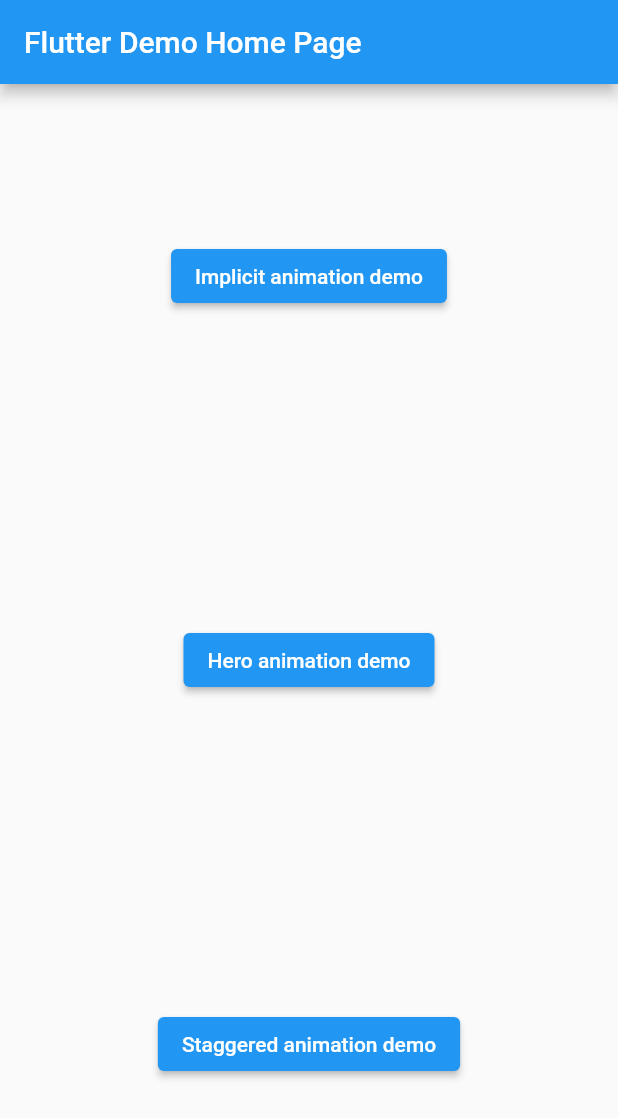
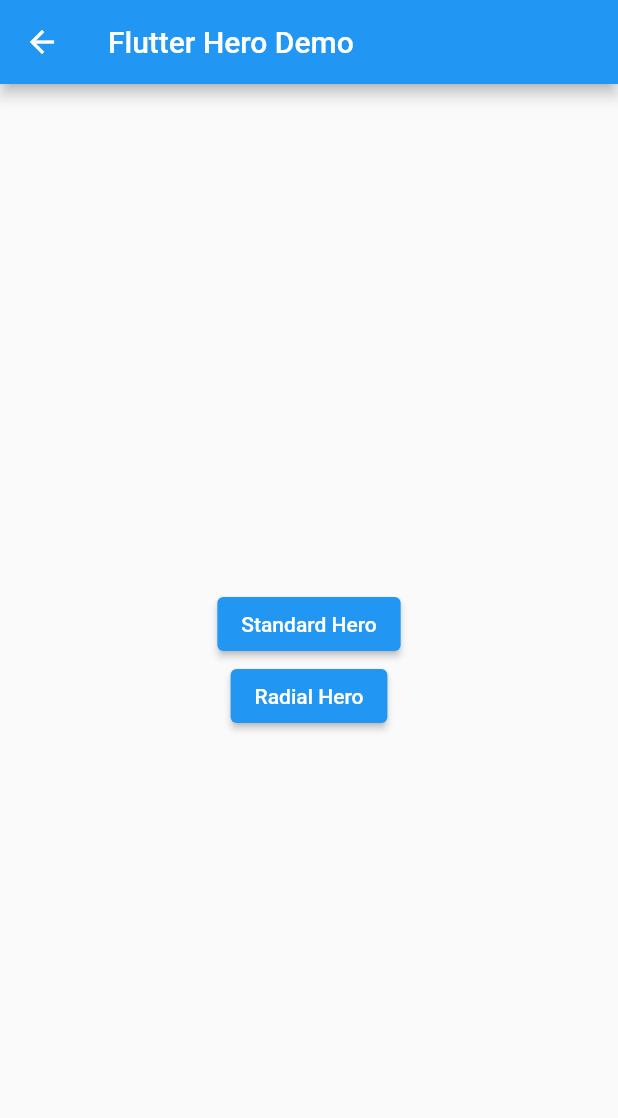
Before and after one commit to nnhuynh306/animation_libraries, a Flutter app: the screen it shows after launch, after a tap on "Hero animation demo", on a phone screen of 412 x 824 dp. Shown: the top 1118 px of the screen. Run offline on Flutter 3.47's test engine with Material 2 defaults, Android fonts, the phone set to English and light mode, and no system bars.

Commit message:
Hero animation

```diff
--- /dev/null
+++ b/lib/hero/hero.dart
@@ -0,0 +1,46 @@
+import 'package:animation_libraries/hero/heroRadial.dart';
+import 'package:animation_libraries/hero/heroStandard.dart';
+import 'package:flutter/material.dart';
+
+class HeroDemoWidget extends StatefulWidget {
+  const HeroDemoWidget({Key? key}) : super(key: key);
+
+  @override
+  State<HeroDemoWidget> createState() => _HeroDemoWidget();
+}
+
+class _HeroDemoWidget extends State<HeroDemoWidget> {
+  List<String> button = ["Standard Hero", "Radial Hero"];
+
+  @override
+  Widget build(BuildContext context) {
+    return Material(
+        child: Scaffold(
+      appBar: AppBar(
+        title: const Text("Flutter Hero Demo"),
+        backgroundColor: Colors.blue,
+      ),
+      body: Center(
+        child: Column(
+          mainAxisAlignment: MainAxisAlignment.center,
+          children: [
+            ElevatedButton(
+                onPressed: () {
+                  Navigator.push(
+                      context,
+                      MaterialPageRoute(
+                          builder: (context) => const StandardHero()));
+                },
+                child: Text(button[0])),
+            ElevatedButton(onPressed: () {
+              Navigator.push(
+                  context,
+                  MaterialPageRoute(
+                      builder: (context) => const RadialHero()));
+            }, child: Text(button[1])),
+          ],
+        ),
+      ),
+    ));
+  }
+}
--- a/lib/implicit/implicit.dart
+++ b/lib/implicit/implicit.dart
@@ -30,8 +30,8 @@ class _ImplicitDemoWidget extends State<ImplicitDemoWidget> {
 
   @override
   Widget build(BuildContext context) {
-    return MaterialApp(
-      home: Scaffold(
+    return Material(
+     child: Scaffold(
         appBar: AppBar(
           title: const Text("Flutter Implicit Demo"),
           backgroundColor: Colors.blue,
--- a/lib/main.dart
+++ b/lib/main.dart
@@ -1,3 +1,4 @@
+import 'package:animation_libraries/hero/hero.dart';
 import 'package:animation_libraries/implicit/implicit.dart';
 import 'package:flutter/material.dart';
 
@@ -38,7 +39,7 @@ class _MyHomePageState extends State<MyHomePage> {
       ),
       body: Center(
         child: Column(
-          mainAxisAlignment: MainAxisAlignment.spaceAround,
+          mainAxisAlignment: MainAxisAlignment.center,
           children: <Widget>[
             ElevatedButton(
               style: TextButton.styleFrom(
@@ -58,7 +59,11 @@ class _MyHomePageState extends State<MyHomePage> {
                 //backgroundColor: Colors.white, // background
                 primary: Colors.white, // foreground
               ),
-              onPressed: () {},
+              onPressed: () {
+                Navigator.push(
+                    context,
+                    MaterialPageRoute(builder: (context) => const HeroDemoWidget()));
+              },
               child: const Text("Hero animation demo"),
             ),
             ElevatedButton(
```
Also changed, not shown: lib/hero/heroRadial.dart (added, +75 -0 lines), lib/hero/heroStandard.dart (added, +68 -0 lines), 4 other files.
